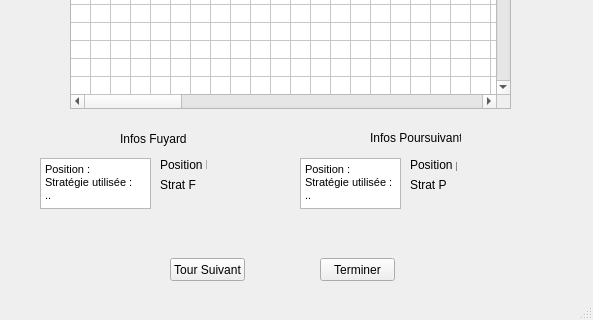
Before: the Qt Designer form mainwindow.ui in L3TZ/CoursePoursuite, drawn with Qt 5; both pictures show x 0 to 593 and y 149 to 469 of the 593 by 469 pixel window.
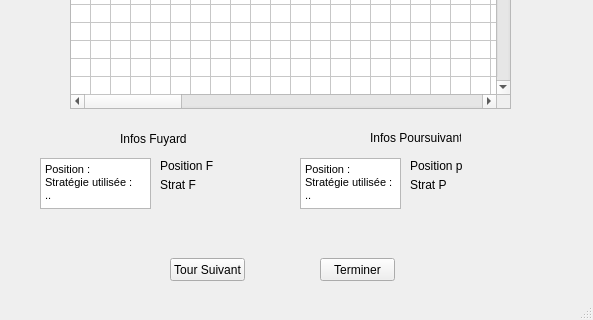
After: the same form once the commit is applied.

Commit message: (Manon) Affichage des positions de P et F.

Diff of the .ui file:
```diff
--- a/mainwindow.ui
+++ b/mainwindow.ui
@@ -286,8 +286,8 @@
      <rect>
       <x>160</x>
       <y>290</y>
-      <width>47</width>
-      <height>13</height>
+      <width>61</width>
+      <height>16</height>
      </rect>
     </property>
     <property name="text">
@@ -312,8 +312,8 @@
      <rect>
       <x>410</x>
       <y>290</y>
-      <width>47</width>
-      <height>13</height>
+      <width>61</width>
+      <height>16</height>
      </rect>
     </property>
     <property name="text">
```
The commit also changes 1 other file.
